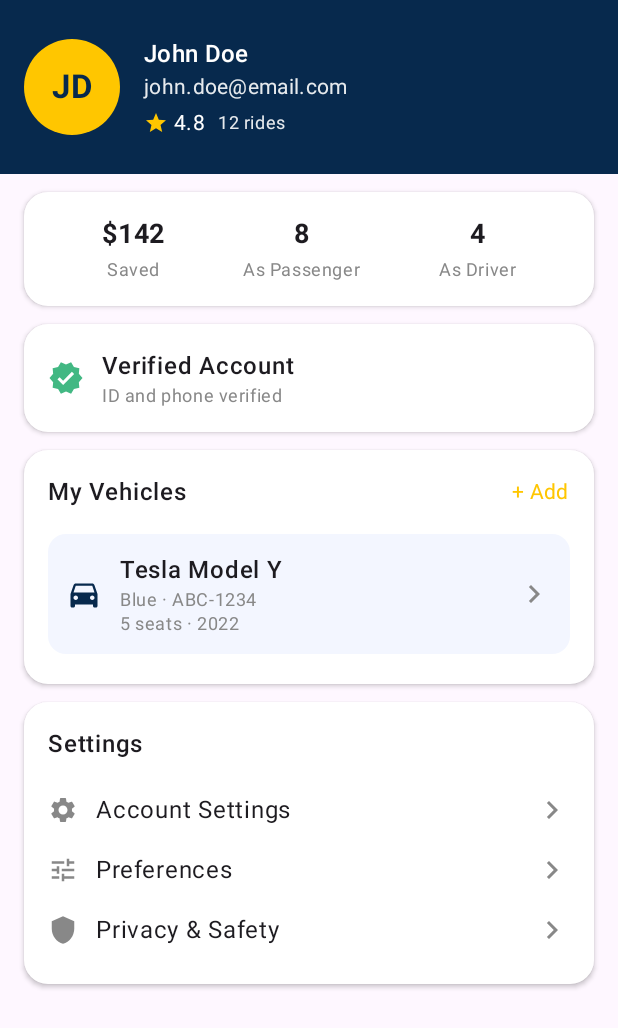
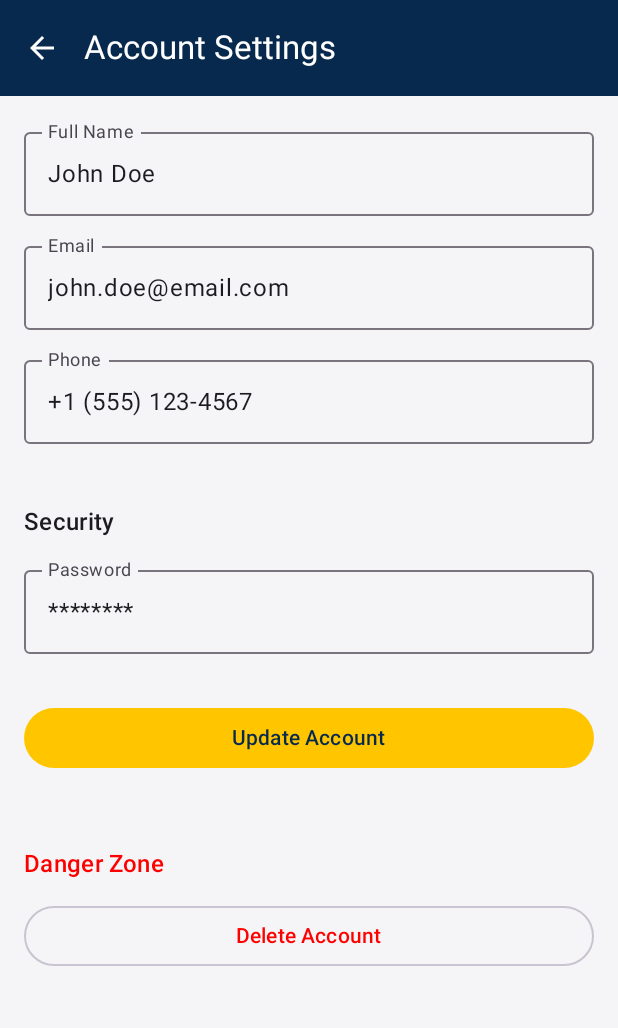
Before and after one commit to bookwalamustafa/Find-My-Ride, an Android app built with Jetpack Compose: the composable ProfileRoute shown on its own in the app's theme, after a tap on "Account Settings", on a phone screen of 412 x 824 dp. Shown: the top 1028 px of the screen. Run offline under Robolectric (Android 15) with nearby library versions, the phone set to English and light mode, and no system bars; 1 statement that could not run was skipped.

Commit message:
feature(settings): create settings page for Account Settings, Preferences, and Privacy & Safety

```diff
--- /dev/null
+++ b/app/composeApp/src/commonMain/kotlin/com/example/demo/feature/profile/AccountSettingsScreen.kt
@@ -0,0 +1,115 @@
+package com.example.demo.feature.profile
+
+import androidx.compose.foundation.background
+import androidx.compose.foundation.layout.*
+import androidx.compose.foundation.rememberScrollState
+import androidx.compose.foundation.verticalScroll
+import androidx.compose.material.icons.Icons
+import androidx.compose.material.icons.automirrored.filled.ArrowBack
+import androidx.compose.material.icons.filled.ArrowBack
+import androidx.compose.material3.*
+import androidx.compose.runtime.*
+import androidx.compose.ui.Modifier
+import androidx.compose.ui.graphics.Color
+import androidx.compose.ui.unit.dp
+import com.example.demo.ui.theme.DrexelBlue
+import com.example.demo.ui.theme.DrexelGold
+
+@OptIn(ExperimentalMaterial3Api::class)
+@Composable
+fun AccountSettingsScreen(
+    modifier: Modifier = Modifier,
+    onBack: () -> Unit
+) {
+    Scaffold(
+        topBar = {
+            TopAppBar(
+                title = { Text("Account Settings") },
+                navigationIcon = {
+                    IconButton(onClick = onBack) {
+                        Icon(
+                            imageVector = Icons.AutoMirrored.Filled.ArrowBack,
+                            contentDescription = "Back",
+                            tint = Color.White
+                        )
+                    }
+                },
+                colors = TopAppBarDefaults.topAppBarColors(
+                    containerColor = DrexelBlue,
+                    titleContentColor = Color.White,
+                    navigationIconContentColor = Color.White
+                )
+            )
+        }
+    ) { padding ->
+        Column(
+            modifier = modifier
+                .padding(padding)
+                .fillMaxSize()
+                .background(Color(0xFFF5F5F7))
+                .verticalScroll(rememberScrollState())
+                .padding(16.dp),
+            verticalArrangement = Arrangement.spacedBy(12.dp)
+        ) {
+            // Fake editable fields
+            OutlinedTextField(
+                value = "John Doe",
+                onValueChange = {},
+                label = { Text("Full Name") },
+                modifier = Modifier.fillMaxWidth()
+            )
+            OutlinedTextField(
+                value = "john.doe@email.com",
+                onValueChange = {},
+                label = { Text("Email") },
+                modifier = Modifier.fillMaxWidth()
+            )
+            OutlinedTextField(
+                value = "+1 (555) 123-4567",
+                onValueChange = {},
+                label = { Text("Phone") },
+                modifier = Modifier.fillMaxWidth()
+            )
+
+            Spacer(Modifier.height(16.dp))
+
+            Text("Security", style = MaterialTheme.typography.titleMedium)
+            OutlinedTextField(
+                value = "********",
+                onValueChange = {},
+                label = { Text("Password") },
+                modifier = Modifier.fillMaxWidth()
+            )
+
+            Spacer(Modifier.height(8.dp))
+
+            Button(
+                onClick = { /* TODO: change password */ },
+                colors = ButtonDefaults.buttonColors(
+                    containerColor = DrexelGold,
+                    contentColor = DrexelBlue
+                ),
+                modifier = Modifier.fillMaxWidth()
+            ) {
+                Text("Update Account")
+            }
+
+            Spacer(Modifier.height(24.dp))
+
+            Text(
+                "Danger Zone",
+                style = MaterialTheme.typography.titleMedium,
+                color = Color.Red
+            )
+            OutlinedButton(
+                onClick = { /* TODO: delete account */ },
+                modifier = Modifier.fillMaxWidth(),
+                colors = ButtonDefaults.outlinedButtonColors(
+                    contentColor = Color.Red
+                )
+            ) {
+                Text("Delete Account")
+            }
+        }
+    }
+}
--- a/app/composeApp/src/commonMain/kotlin/com/example/demo/feature/profile/ProfileScreen.kt
+++ b/app/composeApp/src/commonMain/kotlin/com/example/demo/feature/profile/ProfileScreen.kt
@@ -22,23 +22,56 @@ import androidx.compose.ui.window.Dialog
 import com.example.demo.ui.theme.DrexelBlue
 import com.example.demo.ui.theme.DrexelGold
 
+enum class ProfilePage {
+    Overview,
+    AccountSettings,
+    Preferences,
+    PrivacySafety
+}
+
 @Composable
 fun ProfileRoute(
     viewModel: ProfileViewModel = remember { ProfileViewModel() },
     modifier: Modifier = Modifier
 ) {
+    var currentPage by remember { mutableStateOf(ProfilePage.Overview) }
     val state by viewModel.uiState.collectAsState()
-    ProfileScreen(
-        state = state,
-        onEvent = viewModel::onEvent,
-        modifier = modifier
-    )
+
+    when (currentPage) {
+        ProfilePage.Overview -> ProfileScreen(
+            state = state,
+            onEvent = viewModel::onEvent,
+            onAccountSettingsClick = { currentPage = ProfilePage.AccountSettings },
+            onPreferencesClick = { currentPage = ProfilePage.Preferences },
+            onPrivacySafetyClick = { currentPage = ProfilePage.PrivacySafety },
+            modifier = modifier
+        )
+
+        ProfilePage.AccountSettings -> AccountSettingsScreen(
+            modifier = modifier,
+            onBack = { currentPage = ProfilePage.Overview }
+        )
+
+        ProfilePage.Preferences -> PreferencesScreen(
+            modifier = modifier,
+            onBack = { currentPage = ProfilePage.Overview }
+        )
+
+        ProfilePage.PrivacySafety -> PrivacySafetyScreen(
+            modifier = modifier,
+            onBack = { currentPage = ProfilePage.Overview }
+        )
+    }
 }
+
 
 @Composable
 fun ProfileScreen(
     state: ProfileUiState,
     onEvent: (ProfileEvent) -> Unit,
+    onAccountSettingsClick: () -> Unit,
+    onPreferencesClick: () -> Unit,
+    onPrivacySafetyClick: () -> Unit,
     modifier: Modifier = Modifier
 ) {
     Column(
@@ -55,7 +88,11 @@ fun ProfileScreen(
             StatsCard(state)
             VerifiedCard()
             VehiclesCard(state, onEvent)
-            SettingsCard(onEvent)
+            SettingsCard(
+                onAccountSettingsClick = onAccountSettingsClick,
+                onPreferencesClick = onPreferencesClick,
+                onPrivacySafetyClick = onPrivacySafetyClick
+            )
         }
     }
 
@@ -300,7 +337,9 @@ private fun VehiclesCard(
 
 @Composable
 private fun SettingsCard(
-    onEvent: (ProfileEvent) -> Unit
+    onAccountSettingsClick: () -> Unit,
+    onPreferencesClick: () -> Unit,
+    onPrivacySafetyClick: () -> Unit,
 ) {
     Card(
         modifier = Modifier.fillMaxWidth(),
@@ -315,17 +354,17 @@ private fun SettingsCard(
             SettingsRow(
                 icon = Icons.Default.Settings,
                 label = "Account Settings",
-                onClick = { onEvent(ProfileEvent.SettingsClicked(SettingsOption.AccountSetting)) }
+                onClick = onAccountSettingsClick
             )
             SettingsRow(
                 icon = Icons.Default.Tune,
                 label = "Preferences",
-                onClick = { onEvent(ProfileEvent.SettingsClicked(SettingsOption.Preferences)) }
+                onClick = onPreferencesClick
             )
             SettingsRow(
                 icon = Icons.Default.Shield,
                 label = "Privacy & Safety",
-                onClick = { onEvent(ProfileEvent.SettingsClicked(SettingsOption.PrivacySetting))}
+                onClick = onPrivacySafetyClick
             )
         }
     }
```
Also changed, not shown: app/composeApp/src/commonMain/kotlin/com/example/demo/feature/profile/PreferencesScreen.kt (added, +120 -0 lines), app/composeApp/src/commonMain/kotlin/com/example/demo/feature/profile/PrivacySafetyScreen.kt (added, +109 -0 lines).
